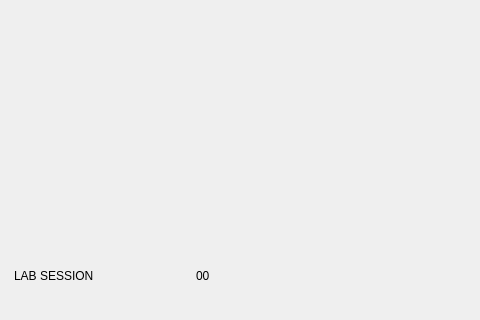
The window that src/ui/MainWindow.ui (movdy2/Physics_Optical_Assistant) describes before a commit, drawn with Qt 5; both pictures show x 0 to 480 and y 480 to 800 of the 1280 by 800 pixel window.
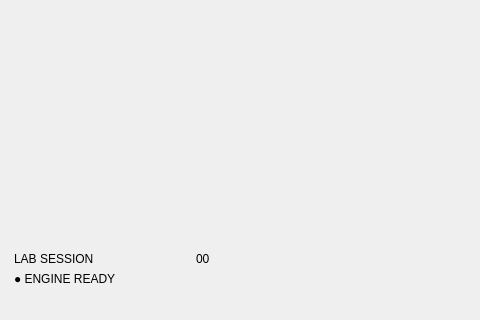
The same window after the commit.

Commit message: Align Study Hub interactions and preserve shell status label

Diff of the .ui file:
```diff
--- a/src/ui/MainWindow.ui
+++ b/src/ui/MainWindow.ui
@@ -109,6 +109,7 @@
             <item><widget class="QLabel" name="sidebarCount"><property name="text"><string>00</string></property></widget></item>
            </layout>
           </item>
+          <item><widget class="QLabel" name="engineStatusIndicator"><property name="text"><string>● ENGINE READY</string></property></widget></item>
          </layout>
         </widget>
        </item>
```
The commit also changes 2 other files.
